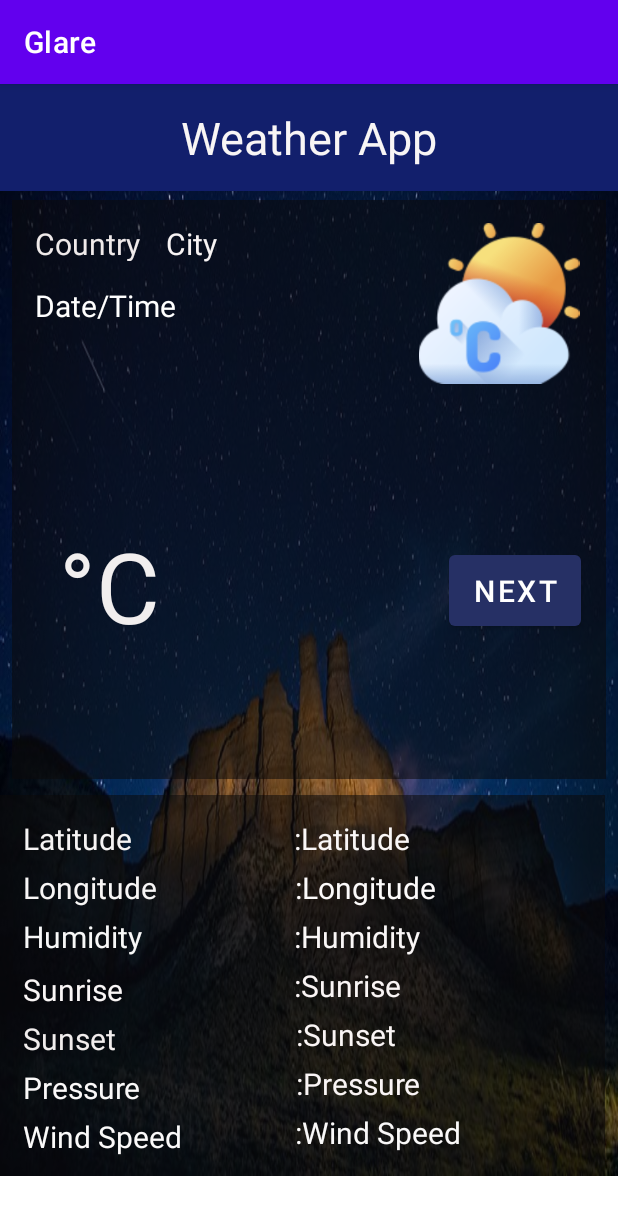
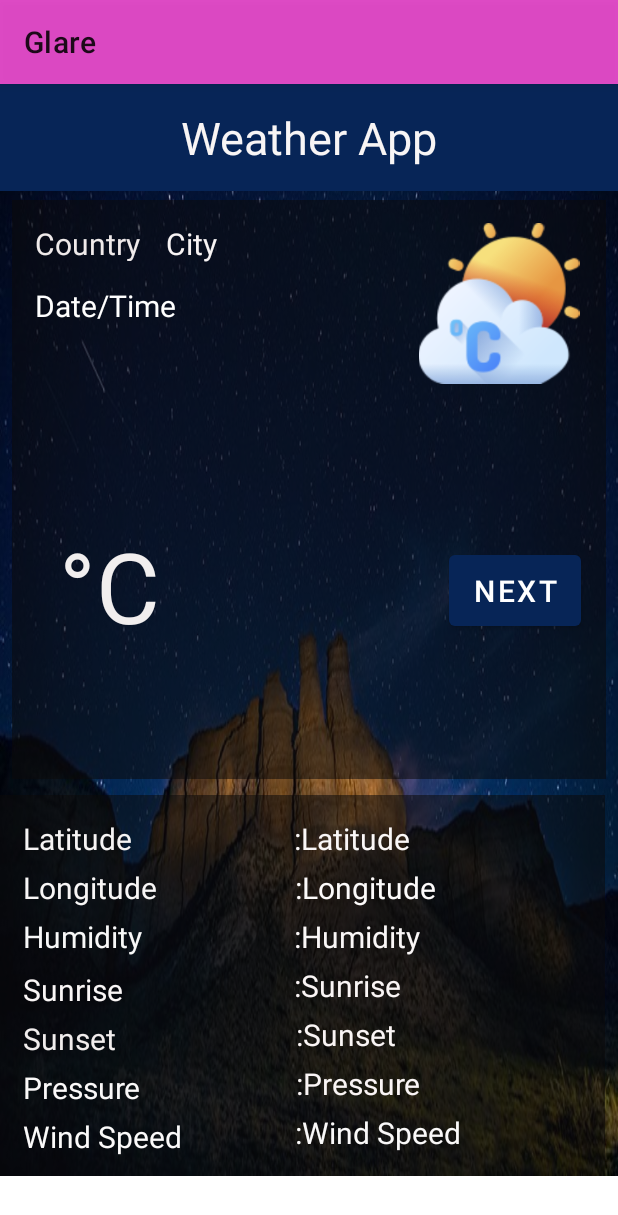
Before and after one commit to tas-wtag/myWeatherApplication, an Android app: the screen it shows after launch (MainActivity), on a phone screen of 412 x 824 dp. Shown: the top 1215 px of the screen. Run offline under Robolectric (Android 15) with nearby library versions, the phone set to English and light mode, and no system bars; our stand-ins replace Picasso; pictures from the network do not load.

Commit message:
Chnaged Action bar and Navigation bar colors

```diff
--- a/app/src/main/java/com/weatherupdate/glare/MainActivity.java
+++ b/app/src/main/java/com/weatherupdate/glare/MainActivity.java
@@ -88,12 +88,6 @@ public class MainActivity extends AppCompatActivity implements LocationListener
     TextView wind_speed;
 
     public static final String IMG_URL = "https://openweathermap.org/img/w/";
-
-
-   /* public static MainActivity getInstance() {
-        return instance;
-    }*/
-
 
     @Override
     protected void onCreate(Bundle savedInstanceState) {
--- a/app/src/main/res/layout/activity_main.xml
+++ b/app/src/main/res/layout/activity_main.xml
@@ -12,7 +12,7 @@
         android:id="@+id/textView"
         android:layout_width="0dp"
         android:layout_height="wrap_content"
-        android:background="#121F6C"
+        android:background="#072557"
         android:gravity="center"
         android:paddingTop="15dp"
         android:paddingBottom="15dp"
@@ -123,7 +123,7 @@
             android:text="Next"
             android:textColor="#FFFFFF"
             android:textSize="20sp"
-            app:backgroundTint="#263065"
+            app:backgroundTint="#072557"
             app:layout_constraintEnd_toEndOf="parent"
             app:layout_constraintHorizontal_bias="0.993"
             app:layout_constraintStart_toEndOf="@+id/temp"
--- /dev/null
+++ b/app/src/main/res/values-v23/themes.xml
@@ -0,0 +1,12 @@
+<?xml version="1.0" encoding="utf-8"?>
+<resources>
+
+    <style name="Theme.MyWeather2" parent="Theme.MaterialComponents.Light">
+        <!-- Primary brand color. -->
+        <item name="colorPrimary">@color/colorPrimary</item>
+        <item name="colorPrimaryDark">@color/purple_700</item>
+        <item name="colorAccent">@color/black</item>
+        <item name="android:titleTextColor">@color/title_color</item>
+        <!-- Customize your theme here. -->
+    </style>
+</resources>
--- a/app/src/main/res/values/colors.xml
+++ b/app/src/main/res/values/colors.xml
@@ -1,5 +1,6 @@
 <?xml version="1.0" encoding="utf-8"?>
 <resources>
+    <color name="colorPrimary">#E9DC3CC1</color>
     <color name="purple_200">#FFBB86FC</color>
     <color name="purple_500">#FF6200EE</color>
     <color name="purple_700">#FF3700B3</color>
@@ -7,4 +8,5 @@
     <color name="teal_700">#FF018786</color>
     <color name="black">#FF000000</color>
     <color name="white">#FFFFFFFF</color>
+    <color name="title_color">#FFFFFFFF</color>
 </resources>
--- a/app/src/main/res/values/themes.xml
+++ b/app/src/main/res/values/themes.xml
@@ -1,16 +1,15 @@
 <resources xmlns:tools="http://schemas.android.com/tools">
     <!-- Base application theme. -->
-    <style name="Theme.MyWeather2" parent="Theme.MaterialComponents.DayNight.DarkActionBar">
+    <style name="Theme.MyWeather2" parent="Theme.MaterialComponents.Light">
         <!-- Primary brand color. -->
-        <item name="colorPrimary">@color/purple_500</item>
-        <item name="colorPrimaryVariant">@color/purple_700</item>
-        <item name="colorOnPrimary">@color/white</item>
-        <!-- Secondary brand color. -->
-        <item name="colorSecondary">@color/teal_200</item>
-        <item name="colorSecondaryVariant">@color/teal_700</item>
-        <item name="colorOnSecondary">@color/black</item>
-        <!-- Status bar color. -->
-        <item name="android:statusBarColor" tools:targetApi="l">?attr/colorPrimaryVariant</item>
+        <item name="colorPrimary">@color/colorPrimary</item>
+        <item name="colorPrimaryDark">@color/purple_200</item>
+        <item name="colorAccent">@color/black</item>
         <!-- Customize your theme here. -->
     </style>
+    <style name="TextAppearance.AppCompat.Widget.ActionBar.Title" parent="@android:style/TextAppearance">
+        <item name="android:textColor">@color/purple_200</item>
+        <item name="android:textSize">30dp</item>
+        <item name="fontFamily">monospace</item>
+    </style>
 </resources>
```
